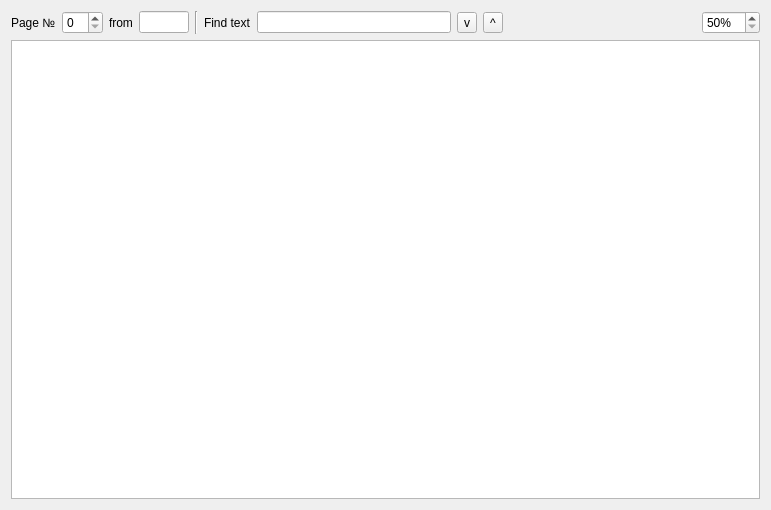
Before: the Qt Designer form form_rules_viewer.ui in pitikov/cwall.qt4, drawn with Qt 5.
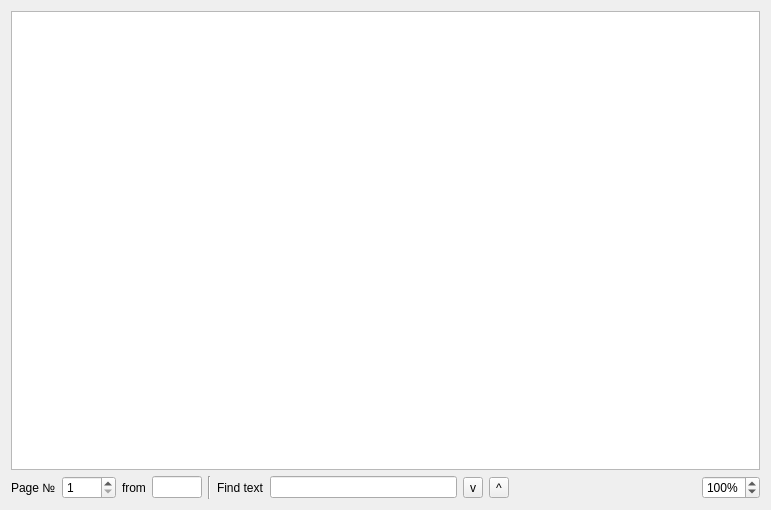
After: the same form once the commit is applied. Icons and pictures are not drawn.

The edit to the form file:
```diff
--- a/form_rules_viewer.ui
+++ b/form_rules_viewer.ui
@@ -14,6 +14,9 @@
    <string>Form</string>
   </property>
   <layout class="QVBoxLayout" name="verticalLayout">
+   <item>
+    <widget class="QGraphicsView" name="graphicsView"/>
+   </item>
    <item>
     <layout class="QHBoxLayout" name="horizontalLayout">
      <item>
@@ -24,7 +27,14 @@
       </widget>
      </item>
      <item>
-      <widget class="QSpinBox" name="spinBoxCurrentPage"/>
+      <widget class="QSpinBox" name="spinBoxCurrentPage">
+       <property name="minimum">
+        <number>1</number>
+       </property>
+       <property name="maximum">
+        <number>9999</number>
+       </property>
+      </widget>
      </item>
      <item>
       <widget class="QLabel" name="label_2">
@@ -111,15 +121,18 @@
         <number>50</number>
        </property>
        <property name="maximum">
+        <number>200</number>
+       </property>
+       <property name="singleStep">
+        <number>10</number>
+       </property>
+       <property name="value">
         <number>100</number>
        </property>
       </widget>
      </item>
     </layout>
    </item>
-   <item>
-    <widget class="QGraphicsView" name="graphicsView"/>
-   </item>
   </layout>
  </widget>
  <resources/>
```
Left out of the diff: 50 changed lines with no effect on the pictures.
